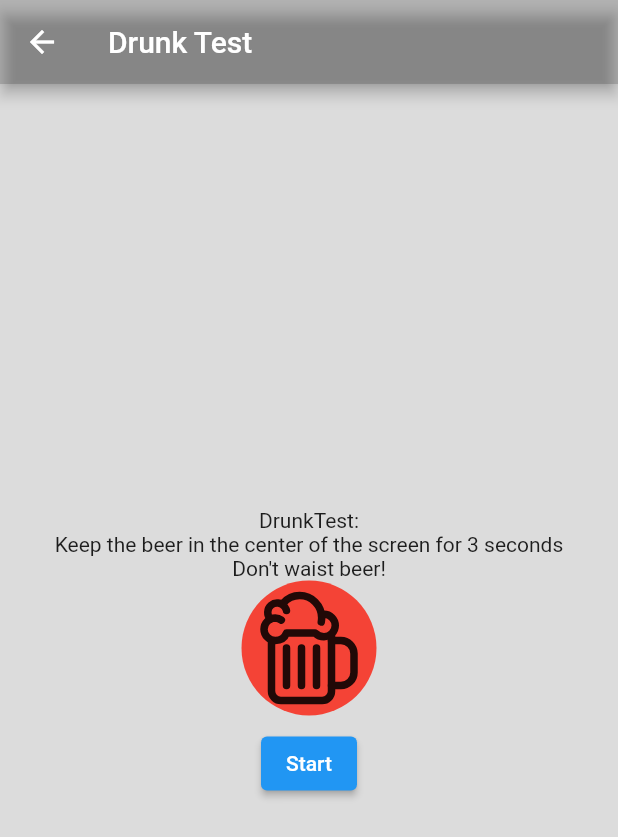
After one commit to trcoelhoo/CMproject, a Flutter app: the DrunkTest screen opened by its route, after a tap on "Start", on a phone screen of 412 x 824 dp. The commit adds this screen. Shown: the top 837 px of the screen. Run offline on Flutter 3.47's test engine with Material 2 defaults, Android fonts, the phone set to English and light mode, and no system bars; our stand-ins replace bloc, equatable, flutter_bloc, geolocator, google_maps_flutter, ionicons and 4 more; missing offline and left inert: dart:ffi, nearby_connections, pub_sub.

Commit message:
updates e drunk test done

```diff
--- /dev/null
+++ b/projeto/lib/drunktest.dart
@@ -0,0 +1,231 @@
+import 'dart:async';
+
+
+import 'package:ionicons/ionicons.dart';
+
+
+import 'package:flutter/material.dart';
+import 'package:sensors_plus/sensors_plus.dart';
+
+class DrunkTest extends StatefulWidget {
+  @override
+  _DrunkTestState createState() => _DrunkTestState();
+}
+// game with gyroscope and accelerometer to test if the user is drunk
+// the user has to move a circle to the center of the screen and keep it there for 2 seconds
+
+class _DrunkTestState extends State<DrunkTest> {
+  StreamSubscription? _subscription;
+  double _gyroscopeXvalue=0;
+  double _gyroscopeYvalue=0;
+  double _gyroscopeZvalue=0;
+  Timer timer = Timer(Duration(seconds: 2), () {});
+
+  void init() {
+    int count=0;
+    int time=0;
+    _subscription = accelerometerEvents.listen((AccelerometerEvent event) {
+      setState(() {
+        _gyroscopeXvalue = num.parse(event.x.toStringAsFixed(1)).toDouble();
+        _gyroscopeYvalue =  num.parse(event.y.toStringAsFixed(1)).toDouble();
+        _gyroscopeZvalue =  num.parse(event.z.toStringAsFixed(1)).toDouble();
+      });
+      });
+      //start timer till user puts the circle in the center
+      timer = Timer.periodic(Duration(seconds:1), (timer) {
+        time+=1;
+        if(_gyroscopeXvalue < 0.5 && _gyroscopeXvalue > -0.4 && _gyroscopeYvalue < 0.4 && _gyroscopeYvalue > -0.4 && _gyroscopeZvalue > 9.5 && _gyroscopeZvalue < 10.5){
+          count+=1;
+          //print("User is not drunk");
+          //show dialog
+          if (count==3){
+            double drunk_percentage= (time/30)*100;
+            drunk_percentage= num.parse(drunk_percentage.toStringAsFixed(2)).toDouble();
+            timer.cancel();
+            _subscription!.cancel();
+            _subscription = null;
+            showDialog(
+              context: context,
+              builder: (BuildContext context) {
+                return AlertDialog(
+                  title: Text("You are ${drunk_percentage}% drunk!"),
+
+                  actions: [
+                    TextButton(
+                      child: Text("OK"),
+                      onPressed: () {
+                        Navigator.of(context).pop();
+                        _subscription!.cancel();
+                        _subscription = null;
+                      },
+                    ),
+                  ],
+                );
+              },
+            );
+          }
+        }
+        else{
+          count=0;
+          //print("User is drunk");
+          //show dialog
+          if (time==30){
+            double drunk_percentage= (time/30)*100;
+            timer.cancel();
+            _subscription!.cancel();
+            _subscription = null;
+
+            showDialog(
+              context: context,
+              builder: (BuildContext context) {
+                return AlertDialog(
+
+                  title: Text("You are ${drunk_percentage}% drunk!"),
+                  content: Text("You are not allowed to drive!"),
+
+                  actions: [
+
+                    TextButton(
+                      child: Text("OK"),
+                      onPressed: () {
+                        Navigator.of(context).pop();
+                        _subscription!.cancel();
+                        _subscription = null;
+                      },
+                    ),
+                  ],
+                );
+              },
+            );
+          }
+        }
+      });
+
+
+      /*timer = Timer(Duration(seconds: 2), () {
+        //print("Timer ended");
+        //print("X: $_gyroscopeXvalue");
+        //print("Y: $_gyroscopeYvalue");
+        //print("Z: $_gyroscopeZvalue");
+        //if the user is drunk, the circle will move
+        if(_gyroscopeXvalue < 0.3 && _gyroscopeXvalue > -0.3 && _gyroscopeYvalue < 0.3 && _gyroscopeYvalue > -0.3 && _gyroscopeZvalue > 9.5 && _gyroscopeZvalue < 10.5){
+
+          //print("User is not drunk");
+          //show dialog
+          showDialog(
+            context: context,
+            builder: (BuildContext context) {
+              return AlertDialog(
+                title: Text("You are not drunk!"),
+                content: Text("You can drive!"),
+                actions: [
+                  TextButton(
+                    child: Text("OK"),
+                    onPressed: () {
+                      Navigator.of(context).pop();
+                      _subscription!.cancel();
+                      _subscription = null;
+                    },
+                  ),
+                ],
+              );
+            },
+          );
+        }
+        else{
+          //print("User is drunk");
+          //show dialog
+          showDialog(
+            context: context,
+            builder: (BuildContext context) {
+              return AlertDialog(
+                title: Text("You are drunk!"),
+                content: Text("You are not allowed to drive!"),
+                actions: [
+                  TextButton(
+                    child: Text("OK"),
+                    onPressed: () {
+                      Navigator.of(context).pop();
+                      _subscription!.cancel();
+                      _subscription = null;
+                    },
+                  ),
+                ],
+              );
+            },
+          );
+        }
+      });
+      */
+
+
+
+  }
+
+  @override
+  void dispose() {
+    _subscription?.cancel();
+    super.dispose();
+  }
+
+  setColor(){
+    if(_gyroscopeXvalue < 0.5 && _gyroscopeXvalue > -0.4 && _gyroscopeYvalue < 0.4 && _gyroscopeYvalue > -0.4 && _gyroscopeZvalue > 9.5 && _gyroscopeZvalue < 10.5){
+      return Colors.yellow;
+    }
+    else{
+      return Colors.red;
+    }
+  }
+  @override
+  // watch circle move with gyroscope
+  Widget build(BuildContext context) {
+    return Scaffold(
+      appBar: AppBar(
+        title: Text('Drunk Test'),
+        backgroundColor: Colors.black26
+      ),
+      body:
+        Container(
+          color: Colors.black12,
+          child:
+        Center(
+
+        child: Column(
+
+          mainAxisAlignment: MainAxisAlignment.center,
+          children: <Widget>[
+            Text('DrunkTest:'),
+            Text('Keep the beer in the center of the screen for 3 seconds'),
+            Text('Don\'t waist beer!'),
+            // circle that moves with gyroscope
+            Container(
+              height: 90,
+              width: 90,
+              decoration: BoxDecoration(
+                color: setColor(),
+                shape: BoxShape.circle,
+              ),
+              child: Transform.translate(
+                offset: Offset(_gyroscopeXvalue*20, _gyroscopeYvalue*30),
+                child: Icon(Ionicons.beer_outline,
+                size: 80,
+                ),
+              ),
+            ),
+            Padding(
+              padding: const EdgeInsets.symmetric(horizontal: 16.0,vertical: 8.0),
+              child: ElevatedButton(
+                onPressed: () {
+                  init();
+                },
+                child: Text('Start'),
+              ),
+            ),
+
+          ],
+        ),
+      ),
+    )
+    );
+  }
+}
--- a/projeto/lib/main.dart
+++ b/projeto/lib/main.dart
@@ -1,5 +1,7 @@
+
 import 'dart:async';
 
+import 'package:flutter/foundation.dart';
 import 'package:flutter/material.dart';
 
 import 'package:projeto/blocs/bloc/geolocation_bloc.dart';
@@ -17,7 +19,11 @@ import 'package:pub_sub/json_rpc_2.dart';
 import 'package:projeto/NearbyClasses.dart';
 import 'package:projeto/group_create.dart';
 import 'package:projeto/group.dart';
+import 'package:projeto/drunktest.dart';
 import 'package:projeto/group_join.dart';
+import 'package:projeto/NearbyClasses.dart';
+import 'package:nearby_connections/nearby_connections.dart';
+import 'package:google_maps_flutter/google_maps_flutter.dart';
 
 void main() {
   runApp(ChangeNotifierProvider(
@@ -28,12 +34,88 @@ void main() {
 
 }
 
-class MyApp extends StatelessWidget {
+class MyApp extends StatefulWidget with WidgetsBindingObserver {
 
   const MyApp({super.key});
+  @override
+  _MyAppState createState() => _MyAppState();
+
 
   // This widget is the root of your application.
+
+}
+
+class _MyAppState extends State<MyApp>  with WidgetsBindingObserver {
+
+  bool _isConnected = false;
+
   @override
+  void didChangeAppLifecycleState(AppLifecycleState state) async {
+    if (state == AppLifecycleState.resumed || state == AppLifecycleState.inactive) {
+      _isConnected = true;
+      print("LOCATION SENT!!!!!!!!!!!!!!!!!!!!!!!!!!!!!!!!");
+      //get current location, latitude and longitude
+
+      Position position = await Geolocator.getCurrentPosition(desiredAccuracy: LocationAccuracy.high);
+      Uint8List bytes = Uint8List.fromList(position.toString().codeUnits);
+      //print ("Bytes: $bytes");
+
+      //print ("Position latitude: $position ");
+      //send current location to group
+      for (var i = 0; i < Provider.of<GroupState>(context,listen: false).players.length; i++) {
+        print("Sending to: ${Provider.of<GroupState>(context,listen: false).players[i].name}");
+        //send current location to group
+        //Nearby().sendBytesPayload(Provider.of<GroupState>(context,listen: false).players[i].id, bytes);
+        Provider.of<GroupState>(context,listen: false).client.publish(
+                  "location",
+                  Provider.of<GroupState>(context,listen: false).selfPlayer.name +" : " + position.toString());
+
+      }
+    } else {
+      _isConnected = false;
+      //print("Disconnected!!!!!!!!!!!!!!!!!!!!!!!!!!!!!!!!");
+    }
+  }
+
+  @override
+  void initState() {
+    super.initState();
+    WidgetsBinding.instance.addObserver(this);
+  }
+
+  @override
+  void dispose() {
+    WidgetsBinding.instance.removeObserver(this);
+    super.dispose();
+  }
+
+  void init(){
+    // on location received from other player save it in the list of locations
+    Builder(
+            builder: (context) {
+              var message= Provider.of<GroupState>(context).client.subscribe("location");
+                        message.then((sub) {
+                          print("listening to sub");
+              sub.listen((msg) {
+                String name= msg.split(":")[0];
+                String location= msg.split(":")[1];
+                double lat= double.parse(location.split(",")[0]);
+                double long= double.parse(location.split(",")[1]);
+                print("Received location from $name: $location");
+                for (var i = 0; i < Provider.of<GroupState>(context,listen: false).players.length; i++) {
+                  if (Provider.of<GroupState>(context,listen: false).players[i].name==name){
+                    Provider.of<GroupState>(context,listen: false).players[i].position= LatLng(lat,long);
+                  }
+                }
+              });
+            });
+            return Container();
+            }
+
+          );
+  }
+
+    @override
   Widget build(BuildContext context) {
     return MultiRepositoryProvider(
       providers: [
@@ -65,9 +147,7 @@ class MyApp extends StatelessWidget {
           '/group_create': (context) => GroupCreate(),
           '/group_join': (context) => GroupJoin(),
           '/lobby': (context) => GroupLobby(),
-
-
-
+          '/drunktest': (context) => DrunkTest(),
 
           },
         ),
@@ -78,6 +158,7 @@ class MyApp extends StatelessWidget {
     );
 
   }
+
 
 }
 
@@ -155,5 +236,6 @@ class Player {
   String id;
   bool isHost;
   bool isSelf;
+  LatLng? position;
   Player({required this.name, required this.id, bool this.isHost=false, bool this.isSelf=false});
 }
--- a/projeto/lib/save_night.dart
+++ b/projeto/lib/save_night.dart
@@ -4,7 +4,7 @@ import 'package:ionicons/ionicons.dart';
 import 'package:projeto/group.dart';
 import "package:persistent_bottom_nav_bar/persistent_tab_view.dart";
 import 'package:projeto/group_create.dart';
-
+import 'package:projeto/drunktest.dart';
 
 class SaveNight extends StatefulWidget {
   const SaveNight({Key? key}) : super(key: key);
@@ -18,6 +18,7 @@ class _SaveNightState extends State<SaveNight> {
   final List<Widget> tabs = [
     Mapt(),
     Group(),
+    DrunkTest(),
 
   ];
 
@@ -62,6 +63,12 @@ class _SaveNightState extends State<SaveNight> {
       PersistentBottomNavBarItem(
         icon: const Icon(Ionicons.people_circle_outline),
         title: ("Group"),
+        activeColorPrimary: Colors.black,
+        inactiveColorPrimary: Colors.grey,
+      ),
+      PersistentBottomNavBarItem(
+        icon: const Icon(Ionicons.beer_outline),
+        title: ("Drunk Test"),
         activeColorPrimary: Colors.black,
         inactiveColorPrimary: Colors.grey,
       ),
--- a/projeto/pubspec.yaml
+++ b/projeto/pubspec.yaml
@@ -49,8 +49,9 @@ dev_dependencies:
   persistent_bottom_nav_bar: ^5.0.2
   nearby_connections: ^3.2.0
   provider: ^6.0.4
-  pub_sub: ^2.0.0
+  pub_sub: ^2.3.0
   stream_channel: ^2.0.0
+  sensors_plus: ^2.0.1
 
 
   # The "flutter_lints" package below contains a set of recommended lints to
```
Also changed, not shown: projeto/lib/group_lobby.dart (+7 -6 lines), projeto/lib/mapt.dart (+27 -1 lines), projeto/lib/NearbyClasses.dart (line endings or trailing spaces), projeto/pubspec.lock, 2 other files.
